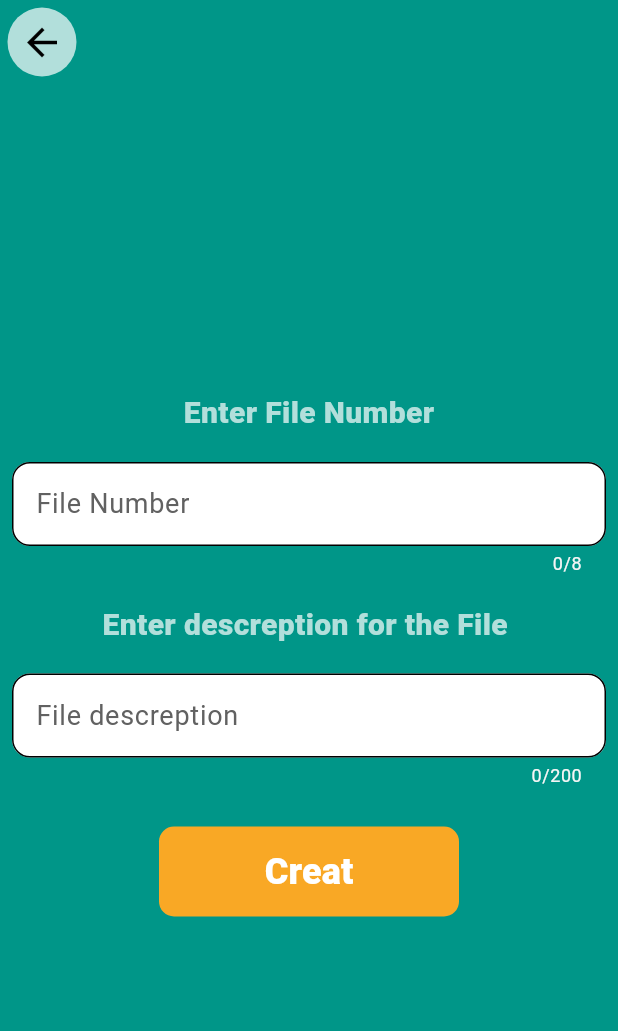
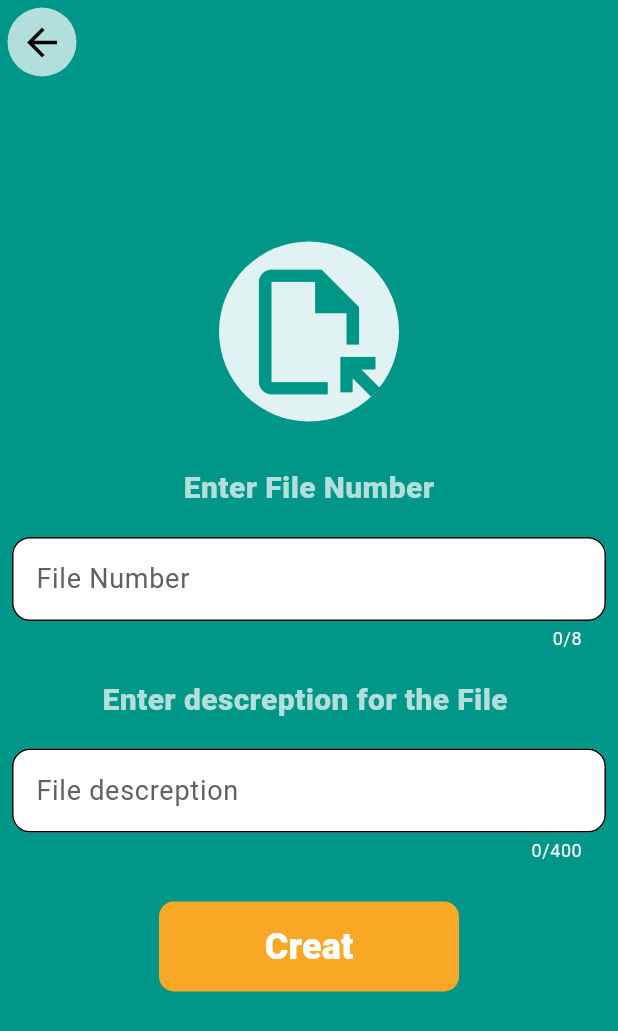
Before and after one commit to Mohammed-Al-Lail/Files_Tracker_App, a Flutter app: the screen it shows after launch, after a tap on "Add new file", on a phone screen of 412 x 824 dp. Shown: the top 1031 px of the screen. Run offline on Flutter 3.47's test engine with Material 3 defaults, Android fonts, the phone set to English and light mode, and no system bars.

Commit message:
commit-5

```diff
--- a/lib/Screens/addNewFile.dart
+++ b/lib/Screens/addNewFile.dart
@@ -121,6 +121,23 @@ class _addNewFileState extends State<addNewFile> {
 
         children: [
 
+          // icon for design
+            Container(
+              width: 120,
+              height: 120,
+              decoration: BoxDecoration(
+                shape: BoxShape.circle,
+                color: Colors.teal.shade50
+              ),
+              child: const Icon(
+              Icons.file_open_outlined,
+                size: 100,
+                color: Colors.teal,
+
+              ),
+            ),
+            const SizedBox(height: 30,),
+
         // for enter file number (text)
           Text(
             "Enter File Number",
@@ -172,7 +189,7 @@ class _addNewFileState extends State<addNewFile> {
           myTextField(
             controller: _fileDescreptionController,
             label: "File descreption",
-            maxLength: 200,
+            maxLength: 400,
             keyboardType: TextInputType.text,
             validator: (val){
 
@@ -192,6 +209,8 @@ class _addNewFileState extends State<addNewFile> {
             text:"Creat" ,
             function: creatButtonMethod,
             ),
+
+            const SizedBox(height: 50,)
         ],
       ),
             )
--- a/lib/Screens/home.dart
+++ b/lib/Screens/home.dart
@@ -20,6 +20,25 @@ class home extends StatelessWidget {
             mainAxisAlignment: MainAxisAlignment.center,
 
             children: [
+
+          // icon for design
+            Container(
+              width: 120,
+              height: 120,
+              decoration: BoxDecoration(
+                shape: BoxShape.circle,
+                color: Colors.teal.shade50
+              ),
+              child: const Icon(
+                Icons.file_open_outlined,
+                size: 100,
+                color: Colors.teal,
+
+              ),
+            ),
+            const SizedBox(height: 30,),
+
+
           // manage your files (text)
             Text(
               "Manage Your Files Easier !!",
@@ -46,6 +65,8 @@ class home extends StatelessWidget {
                   Navigator.push(context, MaterialPageRoute(builder: (context)=> const searchForFile()));
                 },
               ),
+
+              const SizedBox(height: 50,)
             ],
           ),
         ),
--- a/lib/classes/version.dart
+++ b/lib/classes/version.dart
@@ -1,4 +1,4 @@
-import 'package:file_picker/file_picker.dart';
+//import 'package:file_picker/file_picker.dart';
 
 class Version{
 
@@ -6,13 +6,13 @@ class Version{
 
   required this.title,
   required this.date,
-  this.pickedFile
+  //this.pickedFile
   });
 
 
   final String title;
   final DateTime? date;
-  PlatformFile? pickedFile; // not required
+  //PlatformFile? pickedFile; // not required
 
 
 }
--- a/pubspec.yaml
+++ b/pubspec.yaml
@@ -36,7 +36,7 @@ dependencies:
   # Use with the CupertinoIcons class for iOS style icons.
   cupertino_icons: ^1.0.6
   provider: ^6.1.2
-  file_picker: ^8.0.5
+  #file_picker: ^8.0.5
 
 dev_dependencies:
   flutter_test:
```
Also changed, not shown: lib/Screens/SerchForFile.dart (+19 -0 lines), lib/Screens/distinctFileScreen.dart (+26 -3 lines), lib/utilites/fileDescreptionDialog.dart (added, +105 -0 lines), lib/utilites/myDialog.dart (+27 -27 lines), lib/utilites/versionContainer.dart (+13 -16 lines), pubspec.lock.
